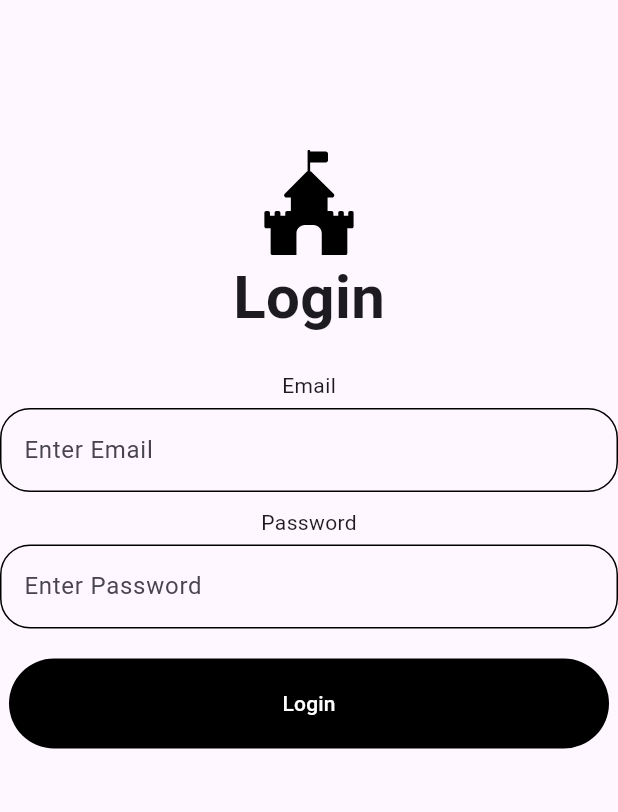
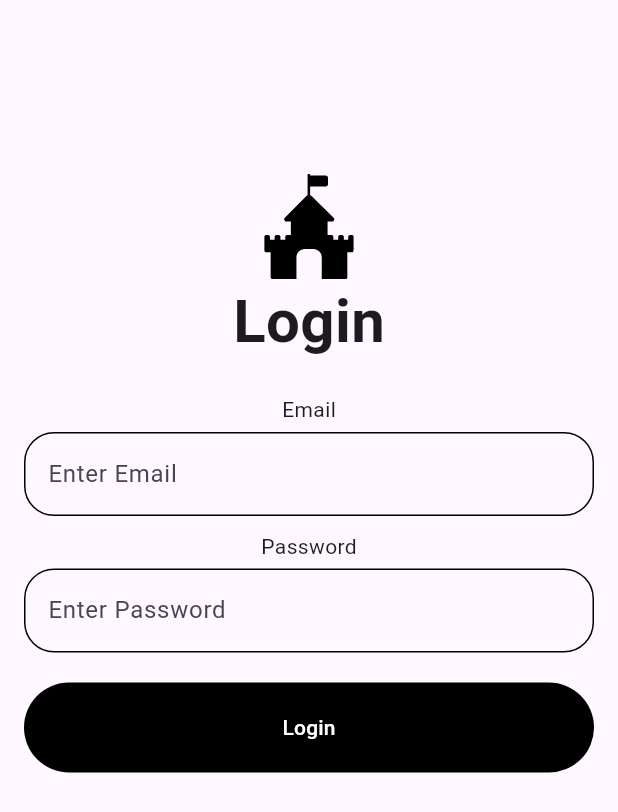
Before and after one commit to mintchoc31/Flutter, a Flutter app: the screen it shows after launch, on a phone screen of 412 x 824 dp. Shown: the top 812 px of the screen. Run offline on Flutter 3.47's test engine with Material 3 defaults, Android fonts, the phone set to English and light mode, and no system bars; our stand-ins replace flutter_svg.

Commit message:
로그인 앱 실습 추가

```diff
--- a/class_login_app/lib/page/login_page.dart
+++ b/class_login_app/lib/page/login_page.dart
@@ -10,7 +10,9 @@ class LoginPage extends StatelessWidget {
   Widget build(BuildContext context) {
     return SafeArea(
       child: Scaffold(
-        body: ListView(
+        body: Padding(
+          padding: const EdgeInsets.all(16.0),
+          child: ListView(
             children: [
               const SizedBox(height: xlarge_gap),
               const Logo('Login'),
@@ -20,6 +22,7 @@ class LoginPage extends StatelessWidget {
             ],
           ),
         ),
+      ),
     );
   }
 }
```
Also changed, not shown: class_login_app/lib/page/home_page.dart (+19 -3 lines). Lines whose indentation alone changed are shown as unchanged.
